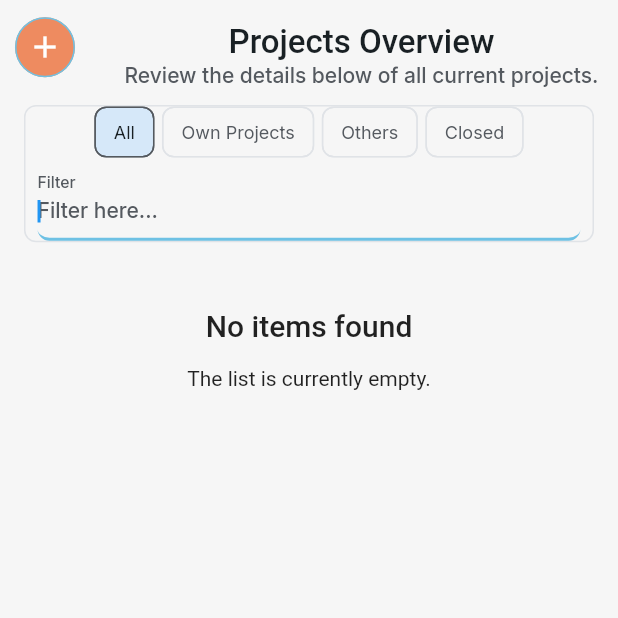
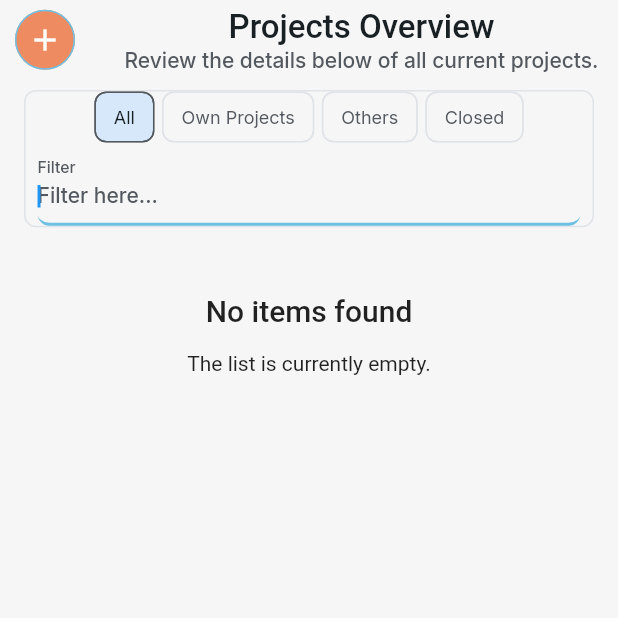
Before and after one commit to bytes-Coding-official/Administration-Tool, a Flutter app: the AdressSettingsWidget screen opened by its route, after a tap on the "arrow back" icon, on a phone screen of 412 x 824 dp, the top half of it. Run offline on Flutter 3.47's test engine with Material 3 defaults, Android fonts, the phone set to English and light mode, and no system bars; drawn by our look-alikes of flutter_animate; our stand-ins replace auto_size_text, cached_network_image, chewie, cloud_firestore, dropdown_button2, easy_debounce and 23 more; missing offline and left inert: json_path, mime_type; accounts and stored records are empty; Roboto replaces fonts that are missing (Readex Pro).

```diff
--- a/lib/account_profile_creation/adress_settings/adress_settings_widget.dart
+++ b/lib/account_profile_creation/adress_settings/adress_settings_widget.dart
@@ -99,7 +99,7 @@ class _AdressSettingsWidgetState extends State<AdressSettingsWidget>
         title: Column(
           mainAxisSize: MainAxisSize.max,
           mainAxisAlignment: MainAxisAlignment.start,
-          crossAxisAlignment: CrossAxisAlignment.start,
+          crossAxisAlignment: CrossAxisAlignment.center,
           children: [
             Text(
               FFLocalizations.of(context).getText(
@@ -110,9 +110,7 @@ class _AdressSettingsWidgetState extends State<AdressSettingsWidget>
                     letterSpacing: 0.0,
                   ),
             ),
-            Padding(
-              padding: const EdgeInsetsDirectional.fromSTEB(0.0, 5.0, 0.0, 10.0),
-              child: Text(
+            Text(
               FFLocalizations.of(context).getText(
                 'ivwsse2p' /* Complete your adress informati... */,
               ),
@@ -120,7 +118,6 @@ class _AdressSettingsWidgetState extends State<AdressSettingsWidget>
               style: FlutterFlowTheme.of(context).labelMedium.override(
                     fontFamily: 'Inter',
                     letterSpacing: 0.0,
-                    ),
                   ),
             ),
           ],
--- a/lib/account_profile_creation/language_settings/language_settings_widget.dart
+++ b/lib/account_profile_creation/language_settings/language_settings_widget.dart
@@ -99,12 +99,11 @@ class _LanguageSettingsWidgetState extends State<LanguageSettingsWidget>
               ),
               style: FlutterFlowTheme.of(context).headlineMedium.override(
                     fontFamily: 'Readex Pro',
+                    fontSize: 22.0,
                     letterSpacing: 0.0,
                   ),
             ),
-            Padding(
-              padding: const EdgeInsetsDirectional.fromSTEB(0.0, 5.0, 0.0, 10.0),
-              child: Text(
+            Text(
               FFLocalizations.of(context).getText(
                 'whlv0la7' /* Complete your languages */,
               ),
@@ -112,7 +111,6 @@ class _LanguageSettingsWidgetState extends State<LanguageSettingsWidget>
               style: FlutterFlowTheme.of(context).labelMedium.override(
                     fontFamily: 'Inter',
                     letterSpacing: 0.0,
-                    ),
                   ),
             ),
           ],
--- a/lib/account_profile_creation/profile_settings/profile_settings_widget.dart
+++ b/lib/account_profile_creation/profile_settings/profile_settings_widget.dart
@@ -105,9 +105,7 @@ class _ProfileSettingsWidgetState extends State<ProfileSettingsWidget>
                     letterSpacing: 0.0,
                   ),
             ),
-            Padding(
-              padding: const EdgeInsetsDirectional.fromSTEB(0.0, 5.0, 0.0, 10.0),
-              child: Text(
+            Text(
               FFLocalizations.of(context).getText(
                 '50p3dqj6' /* Complete your Profile-Settings */,
               ),
@@ -115,7 +113,6 @@ class _ProfileSettingsWidgetState extends State<ProfileSettingsWidget>
               style: FlutterFlowTheme.of(context).labelMedium.override(
                     fontFamily: 'Inter',
                     letterSpacing: 0.0,
-                    ),
                   ),
             ),
           ],
--- a/lib/chat/chat_2_invite_users/chat2_invite_users_widget.dart
+++ b/lib/chat/chat_2_invite_users/chat2_invite_users_widget.dart
@@ -129,16 +129,14 @@ class _Chat2InviteUsersWidgetState extends State<Chat2InviteUsersWidget>
                       letterSpacing: 0.0,
                     ),
               ),
-              Padding(
-                padding: const EdgeInsetsDirectional.fromSTEB(0.0, 4.0, 0.0, 0.0),
-                child: Text(
+              Text(
                 FFLocalizations.of(context).getText(
                   'pdl3903c' /* Select users from below to sta... */,
                 ),
                 style: FlutterFlowTheme.of(context).labelSmall.override(
                       fontFamily: 'Inter',
+                      fontSize: 14.0,
                       letterSpacing: 0.0,
-                      ),
                     ),
               ),
             ],
--- a/lib/chat/chat_2_main/chat2_main_widget.dart
+++ b/lib/chat/chat_2_main/chat2_main_widget.dart
@@ -94,7 +94,7 @@ class _Chat2MainWidgetState extends State<Chat2MainWidget>
                 ),
                 style: FlutterFlowTheme.of(context).headlineLarge.override(
                       fontFamily: 'Readex Pro',
-                      fontSize: 25.0,
+                      fontSize: 22.0,
                       letterSpacing: 0.0,
                     ),
               ),
--- a/lib/customer/customers/customers_widget.dart
+++ b/lib/customer/customers/customers_widget.dart
@@ -1110,10 +1110,7 @@ class _CustomersWidgetState extends State<CustomersWidget>
                                     crossAxisAlignment:
                                         CrossAxisAlignment.center,
                                     children: [
-                                      Padding(
-                                        padding: const EdgeInsetsDirectional.fromSTEB(
-                                            0.0, 10.0, 0.0, 0.0),
-                                        child: Text(
+                                      Text(
                                         FFLocalizations.of(context).getText(
                                           'tmoj32d1' /* Projects Overview */,
                                         ),
@@ -1122,7 +1119,6 @@ class _CustomersWidgetState extends State<CustomersWidget>
                                             .override(
                                               fontFamily: 'Readex Pro',
                                               letterSpacing: 0.0,
-                                              ),
                                             ),
                                       ),
                                       Text(
--- a/lib/extra/calendar/calendar_widget.dart
+++ b/lib/extra/calendar/calendar_widget.dart
@@ -100,16 +100,13 @@ class _CalendarWidgetState extends State<CalendarWidget>
                       letterSpacing: 0.0,
                     ),
               ),
-              Padding(
-                padding: const EdgeInsetsDirectional.fromSTEB(0.0, 5.0, 0.0, 10.0),
-                child: Text(
+              Text(
                 FFLocalizations.of(context).getText(
                   'a04niafv' /* Your current Calender */,
                 ),
                 style: FlutterFlowTheme.of(context).labelMedium.override(
                       fontFamily: 'Inter',
                       letterSpacing: 0.0,
-                      ),
                     ),
               ),
             ],
--- a/lib/extra/employees/employees_widget.dart
+++ b/lib/extra/employees/employees_widget.dart
@@ -100,16 +100,13 @@ class _EmployeesWidgetState extends State<EmployeesWidget>
                       letterSpacing: 0.0,
                     ),
               ),
-              Padding(
-                padding: const EdgeInsetsDirectional.fromSTEB(0.0, 5.0, 0.0, 10.0),
-                child: Text(
+              Text(
                 FFLocalizations.of(context).getText(
                   '73o0o7i4' /* All of our Customers & Employe... */,
                 ),
                 style: FlutterFlowTheme.of(context).labelMedium.override(
                       fontFamily: 'Inter',
                       letterSpacing: 0.0,
-                      ),
                     ),
               ),
             ],
--- a/lib/flutter_flow/internationalization.dart
+++ b/lib/flutter_flow/internationalization.dart
@@ -255,10 +255,6 @@ final kTranslationsMap = <Map<String, Map<String, String>>>[
   },
   // Customer
   {
-    'en3up8db': {
-      'en': 'ID:',
-      'de': 'AUSWEIS:',
-    },
     'fwglq52i': {
       'en': 'Name',
       'de': 'Name',
@@ -302,6 +298,10 @@ final kTranslationsMap = <Map<String, Map<String, String>>>[
     'g13pqfbb': {
       'en': 'Betreuer',
       'de': 'Betreuer',
+    },
+    'w6upyuwo': {
+      'en': 'ID:',
+      'de': 'AUSWEIS:',
     },
     '365ngbkk': {
       'en': 'Home',
@@ -1249,11 +1249,11 @@ final kTranslationsMap = <Map<String, Map<String, String>>>[
       'en': 'Please choose an option from the dropdown',
       'de': 'Bitte wählen Sie eine Option aus der Dropdown-Liste',
     },
-    'x0gktab6': {
+    'the8au5f': {
       'en': 'Patient Intake form',
       'de': 'Patientenaufnahmeformular',
     },
-    '2ilwg7d0': {
+    'ic0u8pqs': {
       'en': 'Please fill out the form to continue.',
       'de': 'Bitte füllen Sie das Formular aus, um fortzufahren.',
     },
@@ -1550,9 +1550,13 @@ final kTranslationsMap = <Map<String, Map<String, String>>>[
       'en': 'Betreuer',
       'de': 'Betreuer',
     },
-    'a2q17rmd': {
-      'en': 'Details',
-      'de': '',
+    '79sv2fvf': {
+      'en': 'User Profile',
+      'de': 'Komplette Sprachen',
+    },
+    'np02awzv': {
+      'en': 'Complete selected User Profile',
+      'de': 'Vervollständigen Sie Ihre Sprachen',
     },
     '1byh2jsg': {
       'en': 'Home',
--- a/lib/support_ticket/support_submit_ticket/support_submit_ticket_widget.dart
+++ b/lib/support_ticket/support_submit_ticket/support_submit_ticket_widget.dart
@@ -331,9 +331,7 @@ class _SupportSubmitTicketWidgetState extends State<SupportSubmitTicketWidget>
                       letterSpacing: 0.0,
                     ),
               ),
-              Padding(
-                padding: const EdgeInsetsDirectional.fromSTEB(0.0, 5.0, 0.0, 10.0),
-                child: Text(
+              Text(
                 FFLocalizations.of(context).getText(
                   'th2f4v4n' /* Create a Support-Ticket here */,
                 ),
@@ -341,7 +339,6 @@ class _SupportSubmitTicketWidgetState extends State<SupportSubmitTicketWidget>
                 style: FlutterFlowTheme.of(context).labelMedium.override(
                       fontFamily: 'Inter',
                       letterSpacing: 0.0,
-                      ),
                     ),
               ),
             ],
--- a/lib/support_ticket/support_ticket_details/support_ticket_details_widget.dart
+++ b/lib/support_ticket/support_ticket_details/support_ticket_details_widget.dart
@@ -108,9 +108,7 @@ class _SupportTicketDetailsWidgetState extends State<SupportTicketDetailsWidget>
                       letterSpacing: 0.0,
                     ),
               ),
-              Padding(
-                padding: const EdgeInsetsDirectional.fromSTEB(0.0, 5.0, 0.0, 10.0),
-                child: Text(
+              Text(
                 FFLocalizations.of(context).getText(
                   'x6ddm1u4' /* Current Support-Ticket */,
                 ),
@@ -118,7 +116,6 @@ class _SupportTicketDetailsWidgetState extends State<SupportTicketDetailsWidget>
                 style: FlutterFlowTheme.of(context).labelMedium.override(
                       fontFamily: 'Inter',
                       letterSpacing: 0.0,
-                      ),
                     ),
               ),
             ],
--- a/lib/support_ticket/support_ticket_list/support_ticket_list_widget.dart
+++ b/lib/support_ticket/support_ticket_list/support_ticket_list_widget.dart
@@ -99,9 +99,7 @@ class _SupportTicketListWidgetState extends State<SupportTicketListWidget>
                       letterSpacing: 0.0,
                     ),
               ),
-              Padding(
-                padding: const EdgeInsetsDirectional.fromSTEB(16.0, 0.0, 0.0, 0.0),
-                child: Text(
+              Text(
                 FFLocalizations.of(context).getText(
                   'y1cphusm' /* Below are a list of recent tic... */,
                 ),
@@ -109,7 +107,6 @@ class _SupportTicketListWidgetState extends State<SupportTicketListWidget>
                 style: FlutterFlowTheme.of(context).labelMedium.override(
                       fontFamily: 'Inter',
                       letterSpacing: 0.0,
-                      ),
                     ),
               ),
             ],
```
Also changed, not shown: lib/account_profile_creation/i_t_skills_settings/i_t_skills_settings_widget.dart (+3 -9 lines), lib/account_profile_creation/profile/profile_widget.dart (+25 -8 lines), lib/customer/add_meeting_to_customer/add_meeting_to_customer_widget.dart (+2 -8 lines), lib/customer/create_case/create_case_widget.dart (+2 -8 lines), lib/customer/create_customer/create_customer_widget.dart (+22 -34 lines), lib/customer/customer/customer_widget.dart (+22 -39 lines), lib/extra/side_nav/side_nav_widget.dart (+2 -8 lines), 1 other file. Lines whose indentation alone changed are shown as unchanged.
